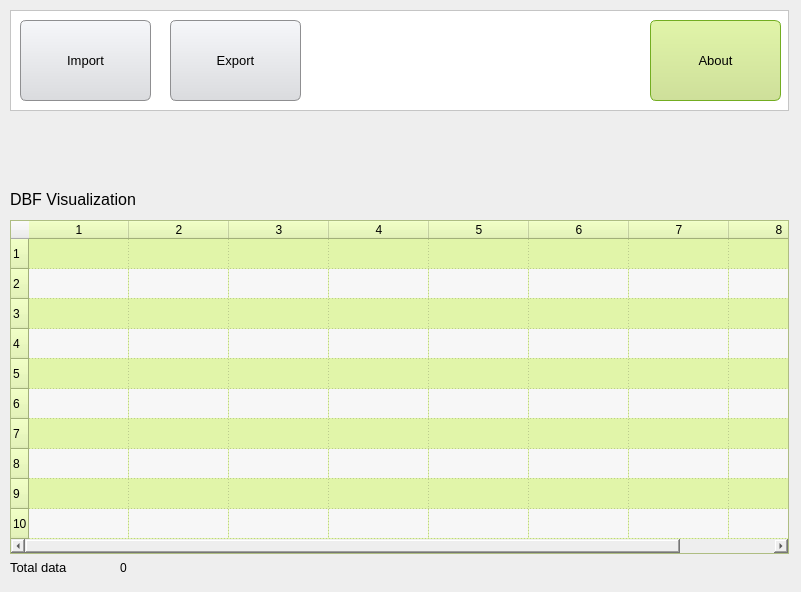
Old version of the form View/UI/FrmPrincipal.ui in the repository cleberjsantos/satiedbf.
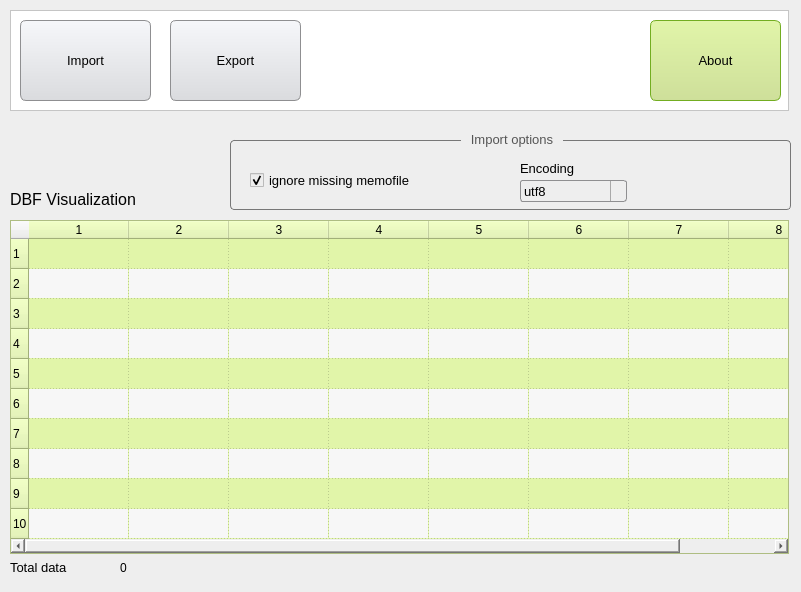
New version of the form. Icons and pictures are not drawn.

Diff of the .ui file:
```diff
--- a/View/UI/FrmPrincipal.ui
+++ b/View/UI/FrmPrincipal.ui
@@ -119,7 +119,7 @@
      <rect>
       <x>10</x>
       <y>190</y>
-      <width>779</width>
+      <width>200</width>
       <height>19</height>
      </rect>
     </property>
@@ -278,6 +278,204 @@
      <string>0</string>
     </property>
    </widget>
+   <widget class="QGroupBox" name="groupBoxImport">
+    <property name="geometry">
+     <rect>
+      <x>230</x>
+      <y>130</y>
+      <width>561</width>
+      <height>80</height>
+     </rect>
+    </property>
+    <property name="font">
+     <font>
+      <family>Arial</family>
+      <pointsize>10</pointsize>
+     </font>
+    </property>
+    <property name="styleSheet">
+     <string notr="true">QGroupBox
+{
+  background-color: transparent;
+  background-clip: margin;
+  border: 1px solid #777;
+  border-radius: 4px;
+  margin-top: 10px;
+  padding-top: 4px;
+}
+
+QGroupBox::title
+{
+  padding: 2px 8px;
+  subcontrol-origin: margin;
+  subcontrol-position: top center;
+  color: #555;
+}</string>
+    </property>
+    <property name="title">
+     <string>Import options</string>
+    </property>
+    <widget class="QCheckBox" name="checkBoxMemofile">
+     <property name="geometry">
+      <rect>
+       <x>20</x>
+       <y>40</y>
+       <width>181</width>
+       <height>20</height>
+      </rect>
+     </property>
+     <property name="font">
+      <font>
+       <family>Arial</family>
+       <pointsize>10</pointsize>
+      </font>
+     </property>
+     <property name="styleSheet">
+      <string notr="true"/>
+     </property>
+     <property name="text">
+      <string>ignore missing memofile</string>
+     </property>
+     <property name="checked">
+      <bool>true</bool>
+     </property>
+    </widget>
+    <widget class="QComboBox" name="comboBoxEncoding">
+     <property name="geometry">
+      <rect>
+       <x>290</x>
+       <y>50</y>
+       <width>107</width>
+       <height>22</height>
+      </rect>
+     </property>
+     <property name="font">
+      <font>
+       <family>Arial</family>
+       <pointsize>10</pointsize>
+      </font>
+     </property>
+     <property name="styleSheet">
+      <string notr="true">QComboBox {
+    border: 1px solid #8f8f91;
+    border-radius: 3px;
+    padding: 1px 18px 1px 3px;
+    min-width: 6em;
+}
+
+QComboBox:editable {
+    background: white;
+}
+
+QComboBox:!editable, QComboBox::drop-down:editable {
+     background: qlineargradient(x1: 0, y1: 0, x2: 0, y2: 1, 
+                                                   stop: 0 #f6f7fa,
+                                                   stop: 1 #dadbde);
+     color: #000;
+}
+
+QComboBox:!editable:on, QComboBox::drop-down:editable:on {
+    background: qlineargradient(x1: 0, y1: 0, x2: 0, y2: 1,
+                                stop: 0 #E1F5A9,
+                                stop: 1 #cedf9a);
+}
+
+QComboBox:on {
+    padding-top: 3px;
+    padding-left: 4px;
+}
+
+QComboBox::drop-down {
+    subcontrol-origin: padding;
+    subcontrol-position: top right;
+    width: 15px;
+    border-left-width: 1px;
+    border-left-color: darkgray;
+    border-left-style: solid;
+    border-top-right-radius: 3px;
+    border-bottom-right-radius: 3px;
+}
+
+QComboBox::down-arrow {
+    image: url(Images/downarrow.png);
+}
+
+QComboBox::down-arrow:on {
+    top: 1px;
+    left: 1px;
+}</string>
+     </property>
+     <item>
+      <property name="text">
+       <string notr="true">utf8</string>
+      </property>
+     </item>
+     <item>
+      <property name="text">
+       <string notr="true">latin-1</string>
+      </property>
+     </item>
+     <item>
+      <property name="text">
+       <string notr="true">cp850</string>
+      </property>
+     </item>
+    </widget>
+    <widget class="QLabel" name="labelEncoding">
+     <property name="geometry">
+      <rect>
+       <x>290</x>
+       <y>30</y>
+       <width>71</width>
+       <height>16</height>
+      </rect>
+     </property>
+     <property name="font">
+      <font>
+       <family>Arial</family>
+       <pointsize>10</pointsize>
+      </font>
+     </property>
+     <property name="text">
+      <string>Encoding</string>
+     </property>
+    </widget>
+    <widget class="QPushButton" name="labelQuestionMemofile">
+     <property name="geometry">
+      <rect>
+       <x>190</x>
+       <y>43</y>
+       <width>16</width>
+       <height>16</height>
+      </rect>
+     </property>
+     <property name="font">
+      <font>
+       <family>Arial</family>
+       <pointsize>10</pointsize>
+      </font>
+     </property>
+     <property name="cursor">
+      <cursorShape>PointingHandCursor</cursorShape>
+     </property>
+     <property name="toolTip">
+      <string notr="true"/>
+     </property>
+     <property name="styleSheet">
+      <string notr="true">QPushButton {   background-color: transparent; border: none; }</string>
+     </property>
+     <property name="text">
+      <string notr="true"/>
+     </property>
+     <property name="icon">
+      <iconset>
+       <normaloff>../../Images/question.png</normaloff>../../Images/question.png</iconset>
+     </property>
+     <property name="shortcut">
+      <string notr="true"/>
+     </property>
+    </widget>
+   </widget>
    <zorder>columnView</zorder>
    <zorder>btnImport</zorder>
    <zorder>btnExport</zorder>
```
Left out of the diff: 1 changed line with no effect on the pictures.
